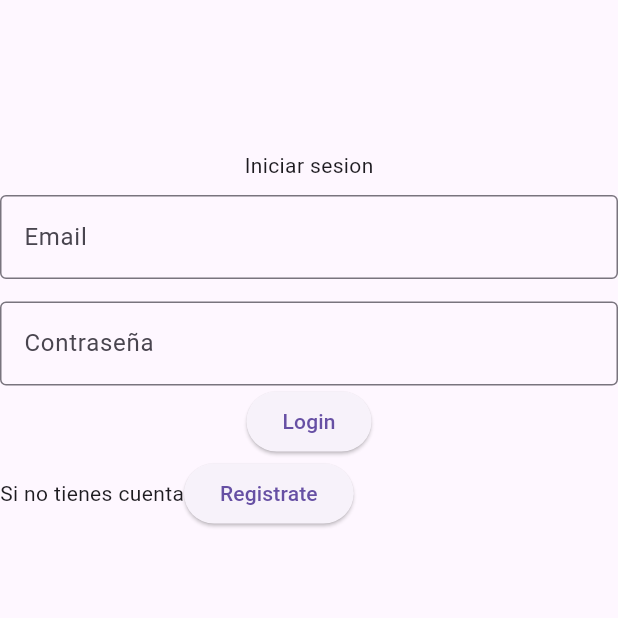
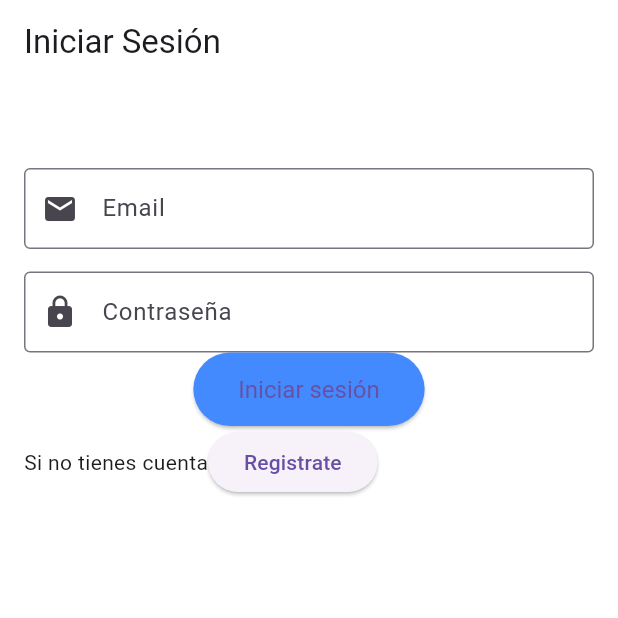
Before and after one commit to adree3/TrabajoFinalDesarrolloPeluqueria, a Flutter app: the screen it shows after launch, on a phone screen of 412 x 824 dp, the top half of it. Run offline on Flutter 3.47's test engine with Material 3 defaults, Android fonts, the phone set to English and light mode, and no system bars; our stand-ins replace sqflite, sqflite_common_ffi, table_calendar; accounts and stored records are empty.

Commit message:
decorado login

```diff
--- a/lib/estructura/P1-IniciarSesion.dart
+++ b/lib/estructura/P1-IniciarSesion.dart
@@ -44,14 +44,21 @@ class _Principal extends State<IniciarSesion>{
   @override
   Widget build(BuildContext context) {
     return Scaffold(
-      body: Column(
+      backgroundColor: const Color(0x00d4e7ee),
+      appBar: AppBar(
+        title: const Text("Iniciar Sesión"),
+        backgroundColor: const Color(0x004C6770),
+      ),
+      body: Padding(
+        padding: const EdgeInsets.all(16),
+        child: SingleChildScrollView(
+          child: Column(
             children: [
               Center(
                 child: Column(
+                  mainAxisAlignment: MainAxisAlignment.center,
                   children: [
-                const SizedBox(height: 100,),
-                const Text("Iniciar sesion"),
-                SizedBox(height: 10,),
+                    const SizedBox(height: 40,),
                     Form(
                       key: _formKey,
                       child:
@@ -69,7 +76,9 @@ class _Principal extends State<IniciarSesion>{
                             },
                             decoration: const InputDecoration(
                               labelText: "Email",
-                          border: OutlineInputBorder()
+                              border: OutlineInputBorder(),
+                              prefixIcon: Icon(Icons.email),
+                              contentPadding: EdgeInsets.symmetric(vertical: 15, horizontal: 20)
                             ),
 
                           ),
@@ -85,7 +94,9 @@ class _Principal extends State<IniciarSesion>{
                             },
                             decoration: const InputDecoration(
                               labelText: "Contraseña",
-                          border: OutlineInputBorder()
+                              border: OutlineInputBorder(),
+                              prefixIcon: Icon(Icons.lock),
+                              contentPadding: EdgeInsets.symmetric(vertical: 15, horizontal: 20)
                             ),
 
                           ),
@@ -93,7 +104,12 @@ class _Principal extends State<IniciarSesion>{
                             if(_formKey.currentState!.validate()){
                                 _login();
                               }
-                      }, child: const Text("Login")),
+                          },style: ElevatedButton.styleFrom(
+                            backgroundColor: Colors.blueAccent,
+                            padding: const EdgeInsets.symmetric(vertical: 15, horizontal: 30),
+                            textStyle: const TextStyle(fontSize: 16),
+                          ),
+                          child: const Text("Iniciar sesión")),
                           Row(
                             children: [
                               const Text("Si no tienes cuenta"),
@@ -109,7 +125,9 @@ class _Principal extends State<IniciarSesion>{
                 ),
               )
             ],
-      )
+          ),
+        ),
+      ),
     );
   }
 }
```
Lines whose indentation alone changed are shown as unchanged.
